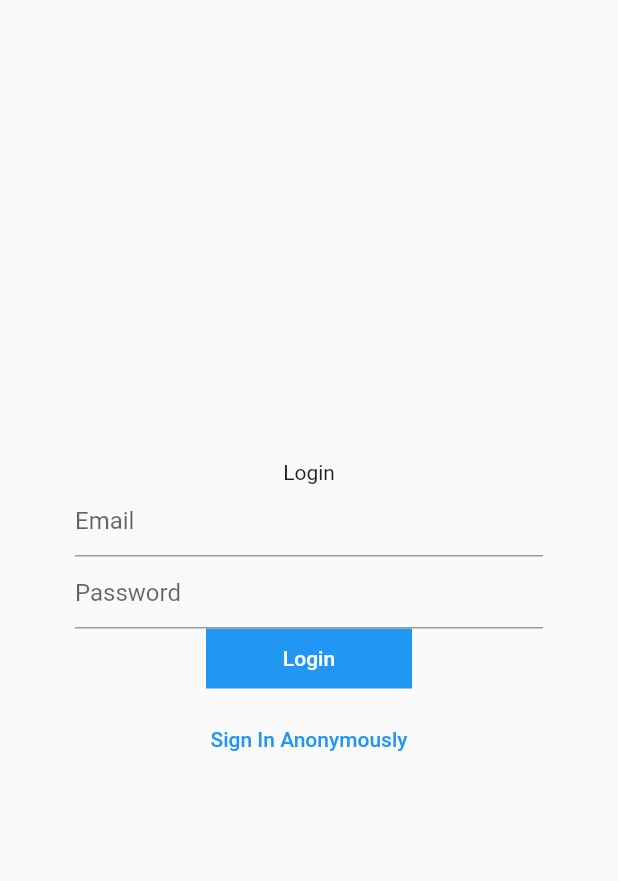
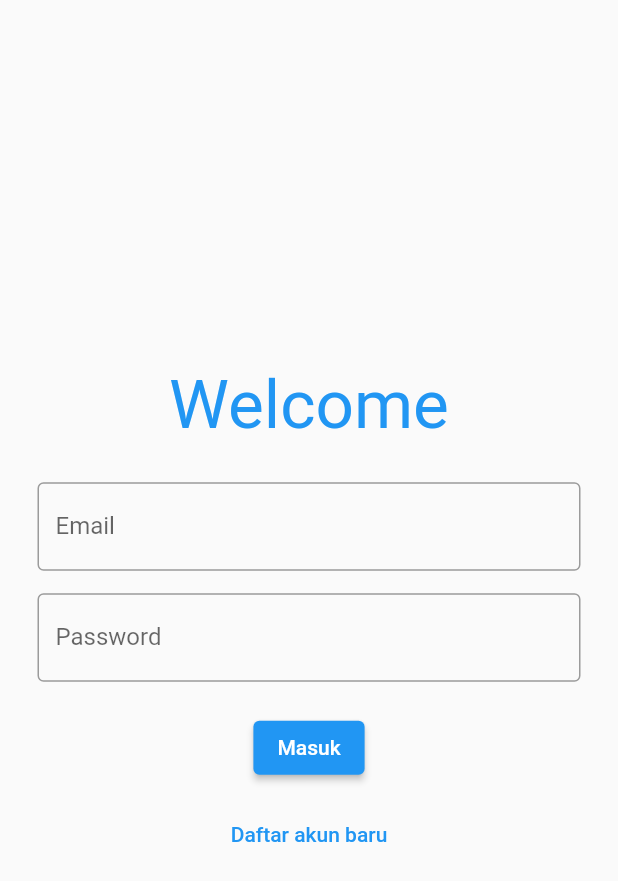
Before and after one commit to JoshInkiriwang/fisiohome, a Flutter app: the screen it shows after launch, after a tap on "Lewati", on a phone screen of 412 x 824 dp. Shown: the top 881 px of the screen. Run offline on Flutter 3.47's test engine with Material 2 defaults, Android fonts, the phone set to English and light mode, and no system bars; our stand-ins replace email_validator, firebase_auth, firebase_core, introduction_screen, readmore; missing offline and left inert: qr_code_scanner; accounts and stored records are empty.

Commit message:
FireAuth Done :smile: ; Simplify Page Routes

```diff
--- a/lib/LoginSection/LoginPage.dart
+++ /dev/null
@@ -1,89 +0,0 @@
-import 'package:FisioHome/BottomNavBar.dart';
-import 'package:firebase_auth/firebase_auth.dart';
-import 'package:flutter/material.dart';
-
-class LoginPage extends StatefulWidget {
-  const LoginPage({Key? key}) : super(key: key);
-
-  @override
-  _LoginPageState createState() => _LoginPageState();
-}
-
-class _LoginPageState extends State<LoginPage> {
-  TextEditingController _emailCtrl = TextEditingController();
-  TextEditingController _pwdCtrl = TextEditingController();
-
-  final _loginFormKey = GlobalKey<FormState>();
-
-  Future<void> _signInAnonymously() async {
-    try {
-      await FirebaseAuth.instance.signInAnonymously();
-    } catch (e) {
-      print(e);
-    }
-  }
-
-  @override
-  Widget build(BuildContext context) {
-    return Scaffold(
-      body: Center(
-        child: Form(
-          key: _loginFormKey,
-          child: Column(
-            mainAxisAlignment: MainAxisAlignment.center,
-            children: <Widget>[
-              Text('Login'),
-              Container(
-                margin: EdgeInsets.symmetric(horizontal: 50.0),
-                child: TextFormField(
-                  keyboardType: TextInputType.emailAddress,
-                  controller: _emailCtrl,
-                  decoration: InputDecoration(
-                    hintText: 'Email',
-                  ),
-                ),
-              ),
-
-              Container(
-                margin: EdgeInsets.symmetric(horizontal: 50.0),
-                child: TextFormField(
-                  controller: _pwdCtrl,
-                  obscureText: true,
-                  decoration: InputDecoration(
-                    hintText: 'Password',
-                  ),
-                ),
-              ),
-
-              Container(
-                height: 40.0,
-                width: MediaQuery.of(context).size.width/3,
-                color: Colors.blue,
-                child: TextButton(
-                  onPressed: () {
-                    print(_emailCtrl.text);
-                    print(_pwdCtrl.text);
-                    Navigator.pushReplacement(
-                        context, MaterialPageRoute(builder: (context) => BottomNav()));
-                  },
-                  child: Text('Login', style: TextStyle(color: Colors.white),),
-                ),
-              ),
-
-              SizedBox(height: 10.0),
-
-              Center(
-                child: TextButton(
-                  child: Text('Sign In Anonymously'),
-                  onPressed: () {
-                    _signInAnonymously();
-                  },
-                ),
-              ),
-            ],
-          ),
-        ),
-      ),
-    );
-  }
-}
--- /dev/null
+++ b/lib/LoginSection/screens/auth_screen.dart
@@ -0,0 +1,70 @@
+import 'package:FisioHome/LoginSection/widgets/auth_form.dart';
+import 'package:firebase_auth/firebase_auth.dart';
+import 'package:flutter/material.dart';
+
+class AuthScreen extends StatefulWidget {
+  const AuthScreen({Key? key}) : super(key: key);
+
+  @override
+  _AuthScreenState createState() => _AuthScreenState();
+}
+
+class _AuthScreenState extends State<AuthScreen> {
+  final _firebaseAuth = FirebaseAuth.instance;
+
+  void submitAuthForm(
+      {required String email,
+      required String username,
+      required String password,
+      required bool isLogin}) async {
+    try {
+      if (isLogin) {
+        //login
+        await _firebaseAuth.signInWithEmailAndPassword(
+            email: email, password: password);
+      } else {
+        //register
+        await _firebaseAuth.createUserWithEmailAndPassword(
+            email: email, password: password);
+      }
+    } on FirebaseAuthException catch (e) {
+      var message = e.message ?? 'Mohon periksa kembali data anda';
+      ScaffoldMessenger.of(context).clearSnackBars();
+      ScaffoldMessenger.of(context).showSnackBar(
+        SnackBar(
+          content: Text(message),
+        ),
+      );
+    }
+  }
+
+  @override
+  Widget build(BuildContext context) {
+    return Scaffold(
+      body: Center(
+        child: SingleChildScrollView(
+          child: Container(
+            margin: EdgeInsets.all(25),
+            child: Column(
+              children: [
+                Text(
+                  'Welcome',
+                  style: Theme.of(context)
+                      .textTheme
+                      .headline3!
+                      .copyWith(color: Theme.of(context).primaryColor),
+                ),
+                SizedBox(
+                  height: 25,
+                ),
+                AuthForm(
+                  submitAuthFormFn: submitAuthForm,
+                ),
+              ],
+            ),
+          ),
+        ),
+      ),
+    );
+  }
+}
--- /dev/null
+++ b/lib/LoginSection/widgets/auth_form.dart
@@ -0,0 +1,119 @@
+import 'package:flutter/material.dart';
+import 'package:email_validator/email_validator.dart';
+
+class AuthForm extends StatefulWidget {
+  const AuthForm({Key? key, required this.submitAuthFormFn}) : super(key: key);
+
+  final Function(
+      {required String email,
+      required String username,
+      required String password,
+      required bool isLogin}) submitAuthFormFn;
+
+  @override
+  _AuthFormState createState() => _AuthFormState();
+}
+
+class _AuthFormState extends State<AuthForm> {
+  final _formKey = GlobalKey<FormState>();
+  bool _isLogin = true;
+
+  String _email = '';
+  String _username = '';
+  String _password = '';
+
+  void submitForm() {
+    if (_formKey.currentState != null) {
+      if (_formKey.currentState!.validate()) {
+        _formKey.currentState!.save();
+        widget.submitAuthFormFn(
+          email: _email,
+          username: _username,
+          password: _password,
+          isLogin: _isLogin,
+        );
+      }
+    }
+  }
+
+  @override
+  Widget build(BuildContext context) {
+    return Form(
+      key: _formKey,
+      child: Column(
+        children: [
+          TextFormField(
+            decoration: InputDecoration(
+              labelText: 'Email',
+              border: OutlineInputBorder(),
+            ),
+            autovalidateMode: AutovalidateMode.onUserInteraction,
+            validator: (value) => EmailValidator.validate(value!)
+                ? null
+                : 'Mohon masukan format email yang benar',
+            onSaved: (value) {
+              _email = value.toString();
+            },
+          ),
+          SizedBox(height: 15),
+          if (!_isLogin)
+            TextFormField(
+              decoration: InputDecoration(
+                labelText: 'Username',
+                border: OutlineInputBorder(),
+              ),
+              autovalidateMode: AutovalidateMode.onUserInteraction,
+              validator: (value) {
+                if (value == null || value.isEmpty || value.length < 5)
+                  return 'Username minimal memiliki 5 karakter';
+
+                return null;
+              },
+              onSaved: (value) {
+                _username = value.toString();
+              },
+            ),
+          if (!_isLogin)
+            SizedBox(
+              height: 15,
+            ),
+          TextFormField(
+            obscureText: true,
+            decoration: InputDecoration(
+              labelText: 'Password',
+              border: OutlineInputBorder(),
+            ),
+            autovalidateMode: AutovalidateMode.onUserInteraction,
+            validator: (value) {
+              if (value == null || value.isEmpty || value.length < 8)
+                return 'Password minimal memiliki 8 karakter';
+
+              return null;
+            },
+            onSaved: (value) {
+              _password = value.toString();
+            },
+          ),
+          SizedBox(
+            height: 20,
+          ),
+          ElevatedButton(
+            onPressed: submitForm,
+            child: Text(_isLogin ? 'Masuk' : 'Daftar'),
+          ),
+          SizedBox(
+            height: 10,
+          ),
+          TextButton(
+            onPressed: () {
+              setState(() {
+                _isLogin = !_isLogin;
+              });
+            },
+            child: Text(_isLogin ? 'Daftar akun baru' : 'Sudah punya akun'),
+          ),
+        ],
+      ),
+    );
+  }
+}
--- a/lib/OnBoarding/OnBoarding.dart
+++ b/lib/OnBoarding/OnBoarding.dart
@@ -1,17 +1,9 @@
-import 'package:FisioHome/LoginSection/LoginPage.dart';
 import 'OnBoardingStyle.dart';
 import 'package:flutter/material.dart';
 import 'Context.dart';
 import 'package:introduction_screen/introduction_screen.dart';
 
-void main() {
-  runApp(new MaterialApp(
-    home: new OnBoarding(),
-  ));
-}
-
 class OnBoarding extends StatelessWidget {
-
   List<PageViewModel> getPages() {
     return [
       PageViewModel(
@@ -58,18 +50,25 @@ class OnBoarding extends StatelessWidget {
           showDoneButton: true,
           doneColor: OnBoardingColor.doneBtnColor,
 
-            done: Text('Selesai', style: OnBoardingBtnStyle.nextdoneBtnStyle,),
+          done: Text(
+            'Selesai',
+            style: OnBoardingBtnStyle.nextdoneBtnStyle,
+          ),
           onDone: () {
-              Navigator.pushReplacement(
-                  context, MaterialPageRoute(builder: (context) => LoginPage()));
+            Navigator.pushReplacementNamed(context, '/login');
           },
 
-            next: Text('Lanjut', style: OnBoardingBtnStyle.nextdoneBtnStyle,),
+          next: Text(
+            'Lanjut',
+            style: OnBoardingBtnStyle.nextdoneBtnStyle,
+          ),
 
-            skip: Text('Lewati', style: OnBoardingBtnStyle.skipBtnStyle,),
+          skip: Text(
+            'Lewati',
+            style: OnBoardingBtnStyle.skipBtnStyle,
+          ),
           onSkip: () {
-              Navigator.pushReplacement(
-                  context, MaterialPageRoute(builder: (context) => LoginPage()));
+            Navigator.pushReplacementNamed(context, '/login');
           },
 
           //Dot Indicator Style
@@ -81,6 +80,7 @@ class OnBoarding extends StatelessWidget {
             spacing: const EdgeInsets.symmetric(horizontal: 3.0),
           ),
         ),
-    ));
+      ),
+    );
   }
 }
--- a/lib/main.dart
+++ b/lib/main.dart
@@ -9,11 +9,14 @@ import 'package:FisioHome/BottomNavBarWidgets/ChatPage/HalamanChat.dart';
 import 'package:FisioHome/BottomNavBarWidgets/HomePage/HalamanHome.dart';
 import 'package:FisioHome/BottomNavBarWidgets/ProfilePage/HalamanProfile.dart';
 import 'package:FisioHome/IntroLogoOnly.dart';
-import 'package:FisioHome/LoginSection/LoginPage.dart';
+import 'package:FisioHome/LoginSection/screens/auth_screen.dart';
 import 'package:FisioHome/OnBoarding/OnBoarding.dart';
+import 'package:firebase_core/firebase_core.dart';
 import 'package:flutter/material.dart';
 
-void main() {
+void main() async {
+  WidgetsFlutterBinding.ensureInitialized();
+  await Firebase.initializeApp();
   runApp(MyApp());
 }
 
@@ -27,7 +30,7 @@ class MyApp extends StatelessWidget {
         routes: {
           '/': (context) => LogoOnlyPage(),
           '/onboarding': (context) => OnBoarding(),
-        '/login': (context) => LoginPage(),
+          '/login': (context) => AuthScreen(),
           // Register
           '/home': (context) => HalamanHome(),
           '/activitypage': (context) => HalamanActivity(),
@@ -38,8 +41,7 @@ class MyApp extends StatelessWidget {
           '/eventpage': (context) => EventPage(),
           '/personalfisioterapi': (context) => PersonalFisioterapisPage(),
           '/paketPage': (context) => HalamanPaket(),
-        '/riwayatPage':  (context) => HalamanRiwayat(),
-      }
-    );
+          '/riwayatPage': (context) => HalamanRiwayat(),
+        });
   }
 }
```
Also changed, not shown: lib/BottomNavBarWidgets/HomePage/Components/QRScanner.dart (+8 -6 lines), pubspec.yaml (+6 -5 lines), pubspec.lock, 2 other files. Lines whose indentation alone changed are shown as unchanged.
